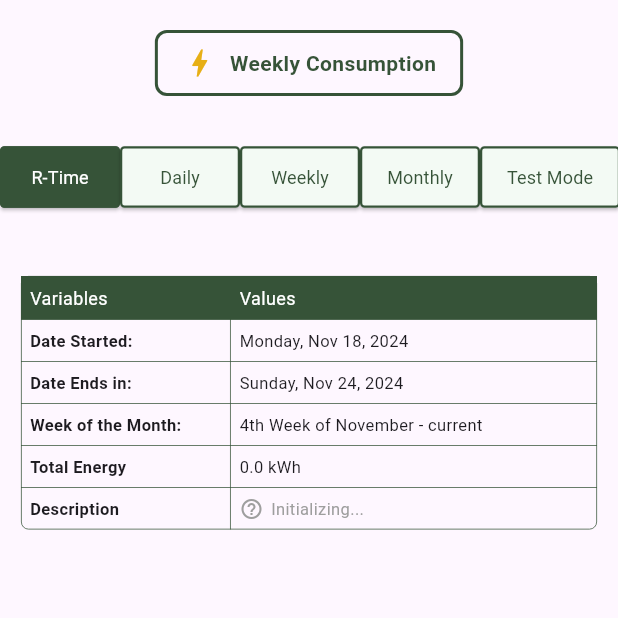
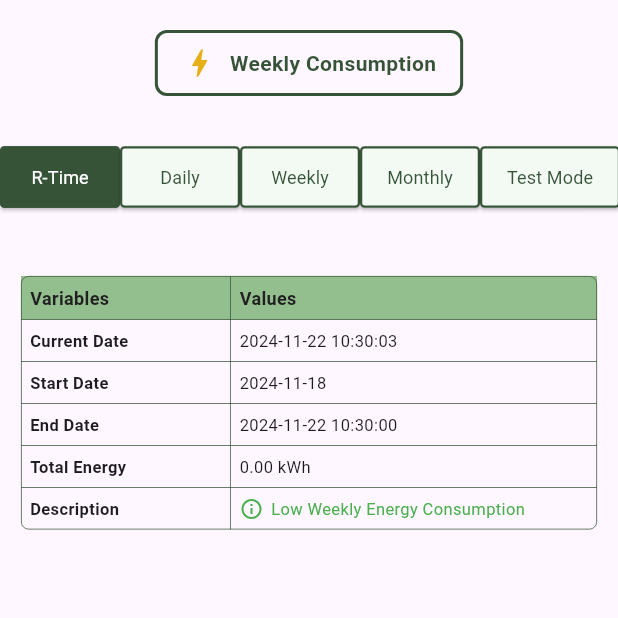
Before and after one commit to jhaykrab/emonapp_v1, a Flutter app: the WeeklyPage screen opened directly with empty values, after a tap on "R-Time", on a phone screen of 412 x 824 dp, the top half of it. Run offline on Flutter 3.47's test engine with Material 3 defaults, Android fonts, the phone set to English and light mode, and no system bars; our stand-ins replace cloud_firestore, drop_shadow_image, firebase_auth, firebase_core, firebase_database, flutter_staggered_animations and 1 more; missing offline and left inert: gauge_indicator; accounts and stored records are empty.

Commit message:
FEXES ON WEEKLY PAGE

```diff
--- a/lib/screens/weekly_page.dart
+++ b/lib/screens/weekly_page.dart
@@ -1,10 +1,8 @@
 import 'dart:async';
 import 'package:flutter/material.dart';
-import 'package:intl/intl.dart' as intl;
+import 'package:intl/intl.dart';
 import 'package:cloud_firestore/cloud_firestore.dart';
 import 'package:firebase_auth/firebase_auth.dart';
-import 'package:firebase_database/firebase_database.dart';
-import 'package:intl/intl.dart';
 import 'package:Emon/widgets/time_buttons.dart';
 
 class WeeklyPage extends StatefulWidget {
@@ -26,15 +24,15 @@ class WeeklyPage extends StatefulWidget {
 }
 
 class _WeeklyPageState extends State<WeeklyPage> {
-  double _totalEnergy = 0.0;
+  double _currentWeekEnergy = 0.0;
   late Timer _updateTimer;
-  late Timer _dataTimer;
-  late Timer _timeUpdateTimer;
-  bool _isSendingData = false;
-  List<Map<String, dynamic>> _historicalData = [];
+  List<Map<String, dynamic>> _historicalWeeklyData = [];
 
-  Map<String, dynamic> _currentEnergyData = {
-    'dateTime': DateFormat('yyyy-MM-dd HH:mm:ss').format(DateTime.now()),
+  Map<String, dynamic> _currentWeekData = {
+    'currentDate': DateFormat('yyyy-MM-dd HH:mm:ss').format(DateTime.now()),
+    'startDate': DateFormat('yyyy-MM-dd').format(
+        DateTime.now().subtract(Duration(days: DateTime.now().weekday - 1))),
+    'endDate': DateFormat('yyyy-MM-dd HH:mm:ss').format(DateTime.now()),
     'totalEnergy': 0.0,
     'description': 'Initializing...',
   };
@@ -42,306 +40,242 @@ class _WeeklyPageState extends State<WeeklyPage> {
   @override
   void initState() {
     super.initState();
-    _loadRealTimeData();
-    _startWeeklyDataSending();
-    _loadHistoricalData();
+    _loadRealTimeEnergy();
     _startDateTimeUpdater();
+    _loadHistoricalWeeklyData();
   }
 
   @override
   void dispose() {
     _updateTimer.cancel();
-    if (_isSendingData) {
-      _dataTimer.cancel();
-    }
-    _timeUpdateTimer.cancel();
     super.dispose();
   }
 
+  /// Updates the current date and time every second.
   void _startDateTimeUpdater() {
-    _timeUpdateTimer = Timer.periodic(const Duration(seconds: 1), (timer) {
+    _updateTimer = Timer.periodic(const Duration(seconds: 1), (_) {
       setState(() {
-        _currentEnergyData['dateTime'] =
+        _currentWeekData['currentDate'] =
             DateFormat('yyyy-MM-dd HH:mm:ss').format(DateTime.now());
       });
     });
   }
 
-  void _loadRealTimeData() {
+  void _loadRealTimeEnergy() async {
     final user = FirebaseAuth.instance.currentUser;
     if (user == null) return;
 
-    final dbRef = FirebaseDatabase.instance.ref();
-    const paths = ['SensorReadings', 'SensorReadings_2', 'SensorReadings_3'];
+    // Calculate the start and end of the week dynamically
+    final now = DateTime.now();
+    final startOfWeek = now.subtract(Duration(days: now.weekday - 1)); // Monday
+    final endOfWeek = now; // Current moment as end of the week for real-time
 
-    dbRef.child('/').onValue.listen((event) {
-      final allData = event.snapshot.value as Map<dynamic, dynamic>?;
+    try {
+      final snapshot = await FirebaseFirestore.instance
+          .collection('users')
+          .doc(user.uid)
+          .collection('historical_data')
+          .where('timestamp',
+              isGreaterThanOrEqualTo: Timestamp.fromDate(startOfWeek))
+          .where('timestamp',
+              isLessThanOrEqualTo: Timestamp.fromDate(endOfWeek))
+          .get();
 
-      if (allData != null) {
-        double totalEnergy = 0.0;
+      double totalEnergyFromWeek = 0.0;
 
-        for (var path in paths) {
-          final sensorData = allData[path] as Map<dynamic, dynamic>?;
+      for (var doc in snapshot.docs) {
+        final dailyEnergy = (doc['totalEnergy'] ?? 0.0).toDouble();
+        totalEnergyFromWeek += dailyEnergy;
+      }
 
-          if (sensorData != null && sensorData['uid'] == user.uid) {
-            totalEnergy += (sensorData['energy'] ?? 0.0).toDouble();
-          }
-        }
+      // Set description based on total energy
+      String energyDescription;
+      if (totalEnergyFromWeek <= 50.0) {
+        energyDescription = 'Low Weekly Energy Consumption';
+      } else if (totalEnergyFromWeek > 50.0 && totalEnergyFromWeek <= 150.0) {
+        energyDescription = 'Moderate Weekly Energy Consumption';
+      } else {
+        energyDescription = 'High Weekly Energy Consumption';
+      }
 
-        final status = _getEnergyStatus(totalEnergy);
-        final statusColor = _getStatusColor(status);
-        final statusIcon = _getStatusIcon(status);
-
-        if (mounted) {
-          // Check if the widget is still mounted
-          setState(() {
-            _totalEnergy = totalEnergy;
-            _currentEnergyData = {
-              'dateTime':
-                  DateFormat('yyyy-MM-dd HH:mm:ss').format(DateTime.now()),
-              'totalEnergy': _totalEnergy,
-              'description': status,
-              'statusColor': statusColor,
-              'statusIcon': statusIcon,
-            };
-          });
-        }
-      }
-    });
-  }
-
-// Function to determine the energy status description based on the energy value
-  String _getEnergyStatus(double energy) {
-    if (energy == 0) {
-      return 'No Energy Consumption yet for this week';
-    } else if (energy <= 16.33) {
-      return 'Low Energy Consumption';
-    } else if (energy <= 32.67) {
-      return 'Moderate Energy Consumption';
-    } else {
-      return 'High Energy Consumption';
+      setState(() {
+        _currentWeekEnergy = totalEnergyFromWeek;
+        _currentWeekData = {
+          'currentDate': DateFormat('yyyy-MM-dd HH:mm:ss').format(now),
+          'startDate': DateFormat('yyyy-MM-dd').format(startOfWeek),
+          'endDate': DateFormat('yyyy-MM-dd HH:mm:ss').format(endOfWeek),
+          'totalEnergy': _currentWeekEnergy,
+          'description': energyDescription,
+        };
+      });
+    } catch (e) {
+      debugPrint('Error loading real-time energy: $e');
     }
   }
 
-// Function to return the corresponding color based on the energy status
-  Color _getStatusColor(String status) {
-    switch (status) {
-      case 'No Energy Consumption yet for this week':
-        return Colors.grey; // Grey for no consumption
-      case 'Low Energy Consumption':
-        return Colors.green; // Green for low consumption
-      case 'Moderate Energy Consumption':
-        return Colors.orange; // Orange for moderate consumption
-      case 'High Energy Consumption':
-        return Colors.red; // Red for high consumption
-      default:
-        return Colors.grey; // Default color for unknown status
+  /// Loads historical weekly data from Firestore.
+  Future<void> _loadHistoricalWeeklyData() async {
+    final user = FirebaseAuth.instance.currentUser;
+    if (user == null) return;
+
+    try {
+      final snapshot = await FirebaseFirestore.instance
+          .collection('users')
+          .doc(user.uid)
+          .collection('weekly_historical_data')
+          .get();
+
+      final loadedData = snapshot.docs.map((doc) {
+        return {
+          'startDate': doc['startDate'],
+          'endDate': doc['endDate'],
+          'totalEnergy': doc['totalEnergy'],
+          'description': doc['description'],
+        };
+      }).toList();
+
+      setState(() {
+        _historicalWeeklyData = loadedData;
+      });
+    } catch (e) {
+      debugPrint('Error loading weekly historical data: $e');
     }
   }
 
-// Function to return the corresponding icon based on the energy status
-  IconData _getStatusIcon(String status) {
-    switch (status) {
-      case 'No Energy Consumption yet for this week':
-        return Icons.power_off; // Icon for no energy consumption
-      case 'Low Energy Consumption':
-        return Icons.check_circle_outline; // Icon for low consumption
-      case 'Moderate Energy Consumption':
-        return Icons.warning_amber_outlined; // Icon for moderate consumption
-      case 'High Energy Consumption':
-        return Icons.error_outline; // Icon for high consumption
-      default:
-        return Icons.help_outline; // Default icon for unknown status
-    }
+  Widget _buildWeeklyEnergyDataCard(Map<String, dynamic> data,
+      {bool isCurrent = false}) {
+    final statusColor = data['description'] == 'Low Weekly Energy Consumption'
+        ? Colors.green
+        : data['description'] == 'Moderate Weekly Energy Consumption'
+            ? Colors.orange
+            : Colors.red;
+
+    return Container(
+      margin: const EdgeInsets.symmetric(vertical: 6.0, horizontal: 14.0),
+      decoration: BoxDecoration(
+        borderRadius: BorderRadius.circular(5.0),
+      ),
+      child: Table(
+        border: TableBorder.all(
+          color: const Color.fromARGB(255, 54, 83, 56),
+          width: 0.5,
+          borderRadius: BorderRadius.circular(5),
+        ),
+        columnWidths: const {
+          0: FlexColumnWidth(0.8),
+          1: FlexColumnWidth(1.4),
+        },
+        defaultVerticalAlignment: TableCellVerticalAlignment.middle,
+        children: [
+          TableRow(
+            decoration:
+                BoxDecoration(color: const Color.fromARGB(255, 147, 190, 142)),
+            children: const [
+              Padding(
+                padding: EdgeInsets.all(6.0),
+                child: Text(
+                  'Variables',
+                  style: TextStyle(
+                    fontSize: 12,
+                    color: Color.fromARGB(255, 32, 32, 32), // Dark green text
+                    fontWeight: FontWeight.bold,
+                  ),
+                ),
+              ),
+              Padding(
+                padding: EdgeInsets.all(6.0),
+                child: Text(
+                  'Values',
+                  style: TextStyle(
+                    fontSize: 12,
+                    color: Color.fromARGB(255, 32, 32, 32), // Dark green text
+                    fontWeight: FontWeight.bold,
+                  ),
+                ),
+              ),
+            ],
+          ),
+          _buildTableDataRow('Current Date', data['currentDate']),
+          _buildTableDataRow('Start Date', data['startDate']),
+          _buildTableDataRow('End Date', data['endDate']),
+          _buildTableDataRow(
+              'Total Energy', '${data['totalEnergy'].toStringAsFixed(2)} kWh'),
+          _buildTableDataRowWithIcon('Description', data['description'],
+              Icons.info_outline, statusColor),
+        ],
+      ),
+    );
   }
 
-  void _startWeeklyDataSending() {
-    if (_isSendingData) return;
-    _isSendingData = true;
-
-    void scheduleNextDataSend() {
-      final now = DateTime.now();
-      final nextSunday =
-          now.add(Duration(days: (7 - now.weekday) % 7)); // Next Sunday
-      final nextRunTime =
-          DateTime(nextSunday.year, nextSunday.month, nextSunday.day, 23, 59);
-
-      final durationUntilNextRun = nextRunTime.difference(now);
-
-      _dataTimer = Timer(durationUntilNextRun, () async {
-        await _sendWeeklyData();
-        if (_isSendingData) scheduleNextDataSend();
-      });
-    }
-
-    scheduleNextDataSend();
-  }
-
-  Future<void> _sendWeeklyData() async {
-    final user = FirebaseAuth.instance.currentUser;
-    if (user == null) return;
-
-    final currentDateTime = DateTime.now();
-    final formattedDateTime =
-        intl.DateFormat('yyyy-MM-dd_HH:mm:ss').format(currentDateTime);
-
-    final data = <String, dynamic>{
-      'timestamp': currentDateTime,
-      'totalEnergy': _totalEnergy,
-      'description': _totalEnergy <= 49
-          ? 'Low Weekly Energy Consumption'
-          : _totalEnergy <= 98
-              ? 'Moderate Weekly Energy Consumption'
-              : 'High Weekly Energy Consumption',
-    };
-
-    try {
-      await FirebaseFirestore.instance
-          .collection('users')
-          .doc(user.uid)
-          .collection('historical_data_weekly')
-          .doc(formattedDateTime)
-          .set(data, SetOptions(merge: true));
-
-      _loadHistoricalData();
-    } catch (e) {
-      debugPrint('Error sending weekly data: $e');
-    }
-  }
-
-  Future<void> _loadHistoricalData() async {
-    try {
-      final user = FirebaseAuth.instance.currentUser;
-      if (user == null) return;
-
-      final snapshot = await FirebaseFirestore.instance
-          .collection('users')
-          .doc(user.uid)
-          .collection('historical_data_weekly')
-          .get();
-
-      if (snapshot.docs.isNotEmpty) {
-        final loadedData = snapshot.docs.map((doc) {
-          final data = doc.data();
-          data['dateTime'] = doc.id;
-          return data;
-        }).toList();
-
-        if (mounted) {
-          // Check if the widget is still mounted
-          setState(() => _historicalData = loadedData);
-        }
-      }
-    } catch (e) {
-      debugPrint('Error loading historical data: $e');
-    }
-  }
-
-  TableRow _buildTableDataRowWithWeekRange() {
-    final now = DateTime.now();
-    final startOfWeek =
-        now.subtract(Duration(days: now.weekday - 1)); // Start of this week
-    final endOfWeek = startOfWeek.add(Duration(days: 6)); // End of this week
-
-    // Format the start and end dates
-    final startFormatted = DateFormat('EEEE, MMM d, yyyy').format(startOfWeek);
-    final endFormatted = DateFormat('EEEE, MMM d, yyyy').format(endOfWeek);
-
-    // Get the week number in the month
-    final weekNumber = ((now.day - 1) ~/ 7) + 1;
-    final weekOfMonth =
-        "$weekNumber${_getOrdinalSuffix(weekNumber)} Week of ${DateFormat('MMMM').format(now)}";
-
+  TableRow _buildTableHeaderRow(Color backgroundColor) {
     return TableRow(
-      children: [
+      decoration: BoxDecoration(color: backgroundColor),
+      children: const [
         Padding(
-          padding: const EdgeInsets.all(6.0),
+          padding: EdgeInsets.all(6.0),
           child: Text(
-            'Date Started:',
-            style: const TextStyle(fontWeight: FontWeight.bold, fontSize: 11),
+            'Variables',
+            style: TextStyle(
+              fontSize: 12,
+              color: Colors.white,
+              fontWeight: FontWeight.bold,
+            ),
           ),
         ),
         Padding(
-          padding: const EdgeInsets.all(6.0),
+          padding: EdgeInsets.all(6.0),
           child: Text(
-            startFormatted,
-            style: const TextStyle(fontSize: 11),
+            'Values',
+            style: TextStyle(
+              fontSize: 12,
+              color: Colors.white,
+              fontWeight: FontWeight.bold,
+            ),
           ),
         ),
       ],
     );
   }
 
-  TableRow _buildTableDataRowWithWeekEnd() {
-    final now = DateTime.now();
-    final startOfWeek =
-        now.subtract(Duration(days: now.weekday - 1)); // Start of this week
-    final endOfWeek = startOfWeek.add(Duration(days: 6)); // End of this week
-
-    // Format the start and end dates
-    final startFormatted = DateFormat('EEEE, MMM d, yyyy').format(startOfWeek);
-    final endFormatted = DateFormat('EEEE, MMM d, yyyy').format(endOfWeek);
-
+  TableRow _buildTableDataRow(String label, String value) {
     return TableRow(
       children: [
         Padding(
           padding: const EdgeInsets.all(6.0),
-          child: Text(
-            'Date Ends in:',
-            style: const TextStyle(fontWeight: FontWeight.bold, fontSize: 11),
-          ),
+          child: Text(label,
+              style:
+                  const TextStyle(fontWeight: FontWeight.bold, fontSize: 11)),
         ),
         Padding(
           padding: const EdgeInsets.all(6.0),
-          child: Text(
-            endFormatted,
-            style: const TextStyle(fontSize: 11),
-          ),
+          child: Text(value, style: const TextStyle(fontSize: 11)),
         ),
       ],
     );
   }
 
-  TableRow _buildTableDataRowWithWeekDescription() {
-    final now = DateTime.now();
-    final weekNumber = ((now.day - 1) ~/ 7) + 1;
-    final weekOfMonth =
-        "$weekNumber${_getOrdinalSuffix(weekNumber)} Week of ${DateFormat('MMMM').format(now)} - current";
-
+  TableRow _buildTableDataRowWithIcon(
+      String label, String value, IconData icon, Color color) {
     return TableRow(
       children: [
         Padding(
           padding: const EdgeInsets.all(6.0),
-          child: Text(
-            'Week of the Month:',
-            style: const TextStyle(fontWeight: FontWeight.bold, fontSize: 11),
-          ),
+          child: Text(label,
+              style:
+                  const TextStyle(fontWeight: FontWeight.bold, fontSize: 11)),
         ),
         Padding(
           padding: const EdgeInsets.all(6.0),
-          child: Text(
-            weekOfMonth,
-            style: const TextStyle(fontSize: 11),
+          child: Row(
+            children: [
+              Icon(icon, size: 16, color: color),
+              const SizedBox(width: 5),
+              Text(value, style: TextStyle(fontSize: 11, color: color)),
+            ],
           ),
         ),
       ],
     );
-  }
-
-  String _getOrdinalSuffix(int number) {
-    if (number >= 11 && number <= 13) {
-      return 'th';
-    }
-    switch (number % 10) {
-      case 1:
-        return 'st';
-      case 2:
-        return 'nd';
-      case 3:
-        return 'rd';
-      default:
-        return 'th';
-    }
   }
 
   @override
@@ -359,14 +293,26 @@ class _WeeklyPageState extends State<WeeklyPage> {
             onTimeButtonTapped: widget.onTimeButtonTapped,
           ),
           const SizedBox(height: 20),
-          _buildWeeklyEnergyDataCard(_currentEnergyData),
+
+          // Current Week Data
+          _buildWeeklyEnergyDataCard(_currentWeekData, isCurrent: true),
           const SizedBox(height: 30),
-          _buildEnergyDataList(),
+
+          // Historical Weekly Data
+          Expanded(
+            child: ListView.builder(
+              itemCount: _historicalWeeklyData.length,
+              itemBuilder: (context, index) {
+                return _buildWeeklyEnergyDataCard(_historicalWeeklyData[index]);
+              },
+            ),
+          ),
         ],
       ),
     );
   }
 
+  /// Builds the header for the Daily Consumption section.
   Widget _buildHeader() {
     return Container(
       padding: const EdgeInsets.symmetric(horizontal: 16, vertical: 8),
@@ -393,132 +339,4 @@ class _WeeklyPageState extends State<WeeklyPage> {
       ),
     );
   }
-
-  Widget _buildWeeklyEnergyDataCard(Map<String, dynamic> data) {
-    final status = data['description'];
-    final statusColor =
-        _getStatusColor(status); // Get the color based on the status
-    final statusIcon =
-        _getStatusIcon(status); // Get the icon based on the status
-
-    return Container(
-      margin: const EdgeInsets.symmetric(vertical: 6.0, horizontal: 14.0),
-      decoration: BoxDecoration(
-        borderRadius: BorderRadius.circular(5.0),
-      ),
-      child: Table(
-        border: TableBorder.all(
-          color: const Color.fromARGB(255, 54, 83, 56),
-          width: 0.5,
-          borderRadius: BorderRadius.circular(5),
-        ),
-        columnWidths: const {
-          0: FlexColumnWidth(0.8),
-          1: FlexColumnWidth(1.4),
-        },
-        defaultVerticalAlignment: TableCellVerticalAlignment.middle,
-        children: [
-          _buildTableHeaderRow(),
-          _buildTableDataRowWithWeekRange(),
-          _buildTableDataRowWithWeekEnd(),
-          _buildTableDataRowWithWeekDescription(),
-          _buildTableDataRow('Total Energy', '${data['totalEnergy']} kWh'),
-          _buildTableDataRowWithIcon(
-            'Description',
-            status,
-            statusIcon,
-            statusColor,
-          ),
-        ],
-      ),
-    );
-  }
-
-  Widget _buildEnergyDataList() {
-    return Expanded(
-      child: ListView.builder(
-        itemCount: _historicalData.length,
-        itemBuilder: (context, index) {
-          return _buildWeeklyEnergyDataCard(_historicalData[index]);
-        },
-      ),
-    );
-  }
-
-  TableRow _buildTableHeaderRow() {
-    return TableRow(
-      decoration:
-          const BoxDecoration(color: const Color.fromARGB(255, 54, 83, 56)),
-      children: [
-        const Padding(
-          padding: EdgeInsets.all(6.0),
-          child: Text(
-            'Variables',
-            style: TextStyle(
-                fontWeight: FontWeight.normal,
-                fontSize: 12,
-                color: Colors.white),
-          ),
-        ),
-        const Padding(
-          padding: EdgeInsets.all(6.0),
-          child: Text(
-            'Values',
-            style: TextStyle(
-                fontWeight: FontWeight.normal,
-                fontSize: 12,
-                color: Colors.white),
-          ),
-        ),
-      ],
-    );
-  }
-
-  TableRow _buildTableDataRow(String label, String value) {
-    return TableRow(
-      children: [
-        Padding(
-          padding: const EdgeInsets.all(6.0),
-          child: Text(
-            label,
-            style: const TextStyle(fontWeight: FontWeight.bold, fontSize: 11),
-          ),
-        ),
-        Padding(
-          padding: const EdgeInsets.all(6.0),
-          child: Text(
-            value,
-            style: const TextStyle(fontSize: 11),
-          ),
-        ),
-      ],
-    );
-  }
-
-  TableRow _buildTableDataRowWithIcon(
-      String label, String value, IconData icon, Color color) {
-    return TableRow(
-      children: [
-        Padding(
-          padding: const EdgeInsets.all(6.0),
-          child: Text(label,
-              style:
-                  const TextStyle(fontWeight: FontWeight.bold, fontSize: 11)),
-        ),
-        Padding(
-          padding: const EdgeInsets.all(6.0),
-          child: Row(
-            children: [
-              Icon(icon, size: 16, color: color), // Icon color based on status
-              const SizedBox(width: 5),
-              Text(value,
-                  style: TextStyle(
-                      fontSize: 11,
-                      color: color)), // Text color based on status
-            ],
-          ),
-        ),
-      ],
-    );
-  }
 }
```
Also changed, not shown: firebase.json, 3 other files.
